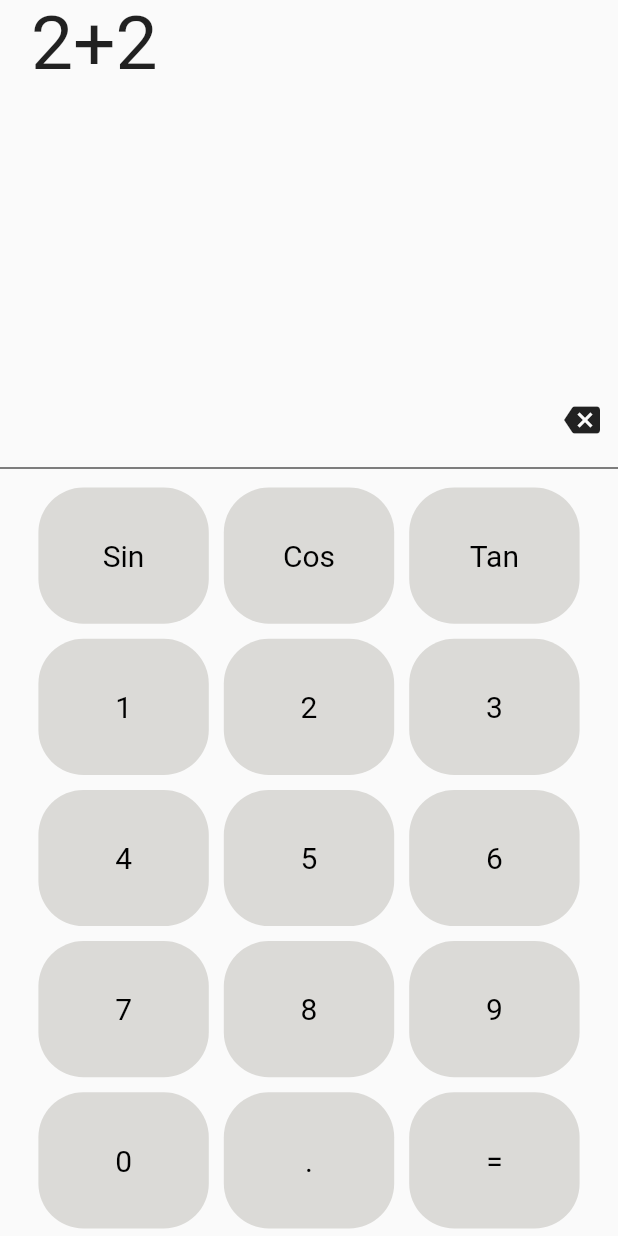
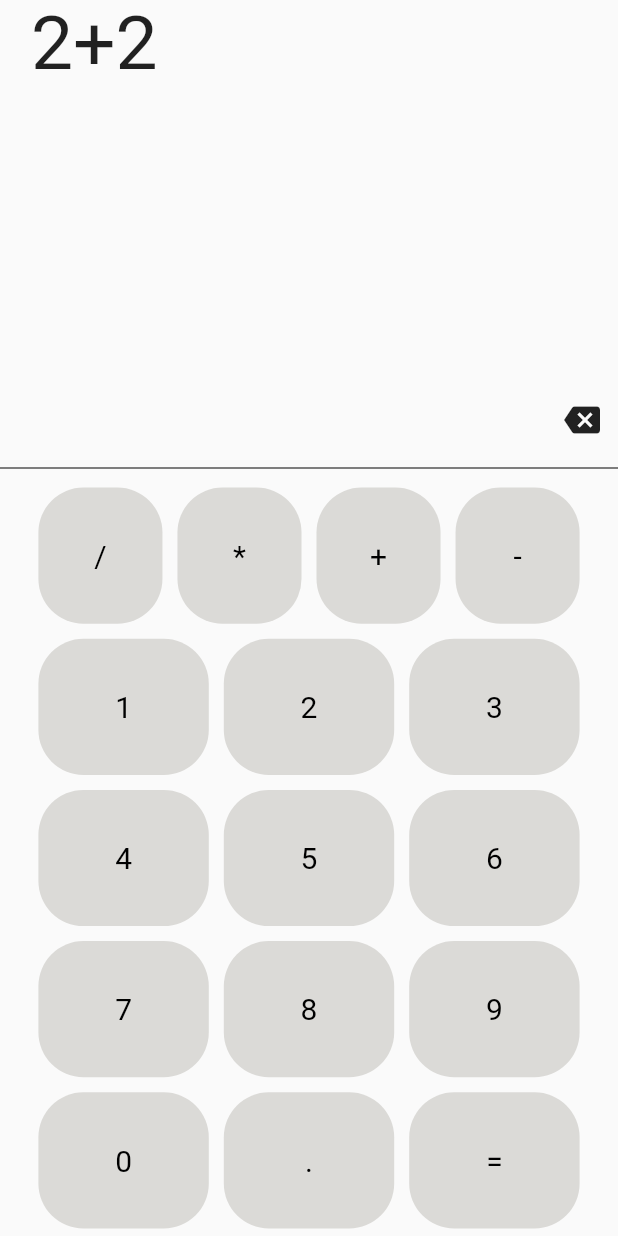
Before and after one commit to abdulrehman202/calculator, a Flutter app: the screen it shows after launch, on a phone screen of 412 x 824 dp. Run offline on Flutter 3.47's test engine with Material 2 defaults, Android fonts, the phone set to English and light mode, and no system bars.

Commit message:
operators added

```diff
--- a/lib/keypad.dart
+++ b/lib/keypad.dart
@@ -14,9 +14,10 @@ class Keypad extends StatelessWidget {
             Expanded(
               child: Row(
                 children: [
-                  Button(number: 'Sin'),
-                  Button(number: 'Cos'),
-                  Button(number: 'Tan'),
+                  Button(number: '/'),
+                  Button(number: '*'),
+                  Button(number: '+'),
+                  Button(number: '-'),
                 ],
               ),
             ),
```
